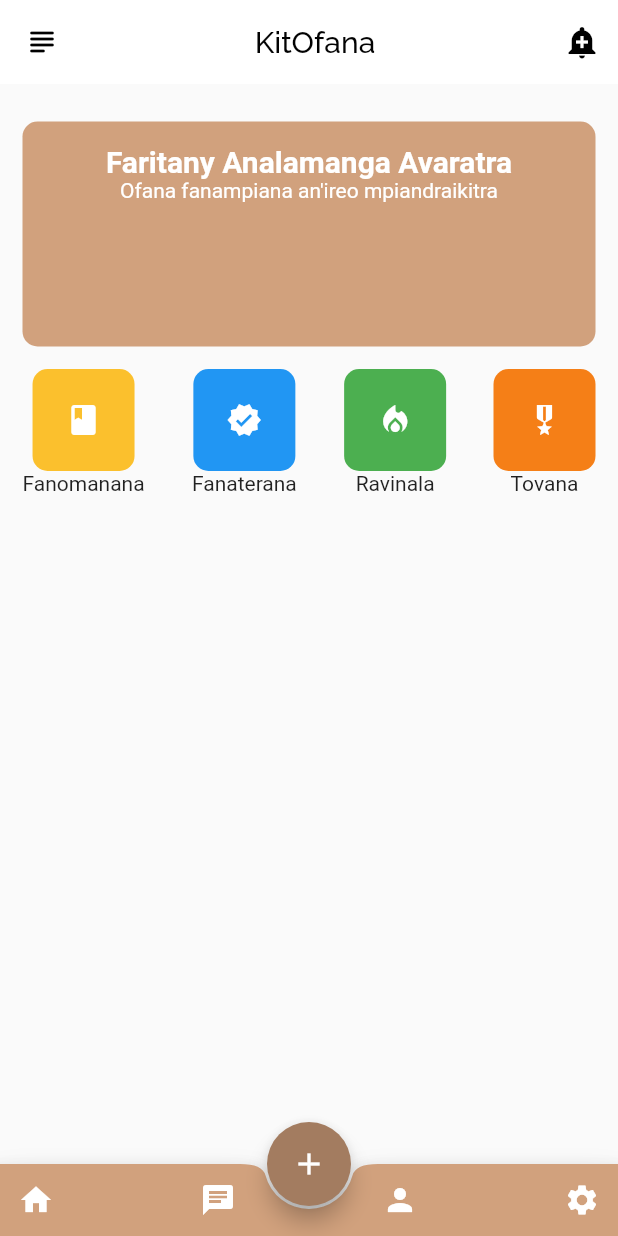
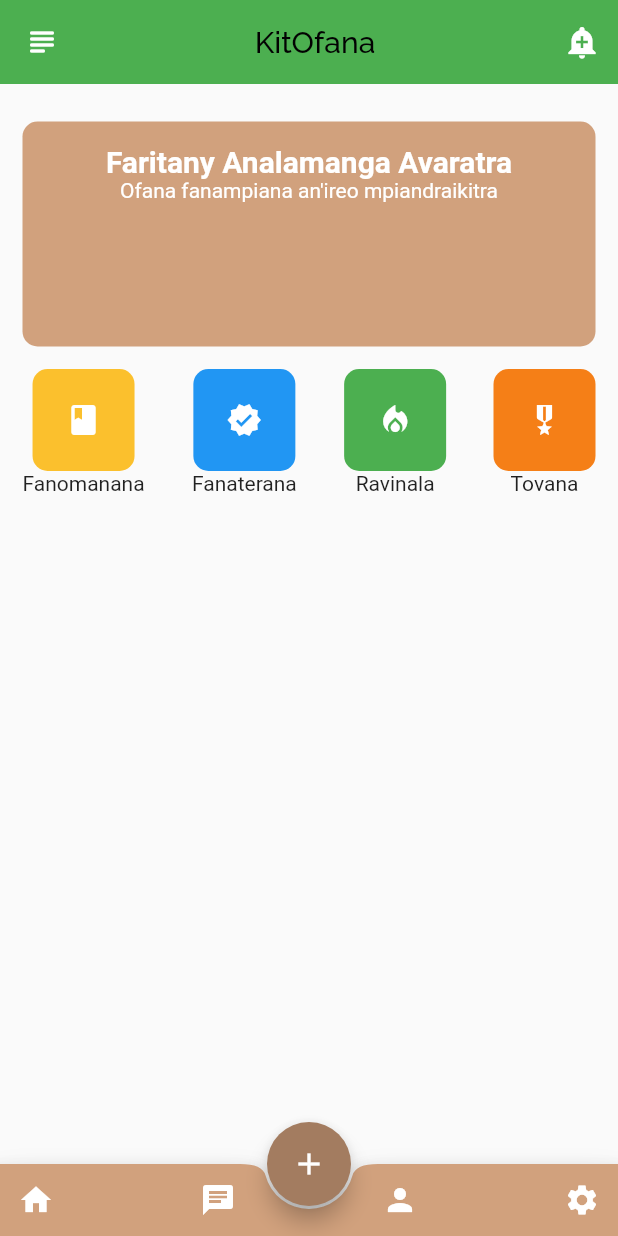
Before and after one commit to AnjaraRas/kit_ofana, a Flutter app: the screen it shows after launch, on a phone screen of 412 x 824 dp. Run offline on Flutter 3.47's test engine with Material 2 defaults, Android fonts, the light colour scheme and no system bars; our stand-ins replace google_fonts, sqflite; accounts and stored records are empty.

Commit message:
change white to green

```diff
--- a/lib/main.dart
+++ b/lib/main.dart
@@ -11,7 +11,7 @@ class MyApp extends StatelessWidget {
     return MaterialApp(
       debugShowCheckedModeBanner: false,
       theme: ThemeData(
-        primaryColor: Colors.white,
+        primaryColor: Colors.green,
       ),
       home: HomePage(),
     );
```
